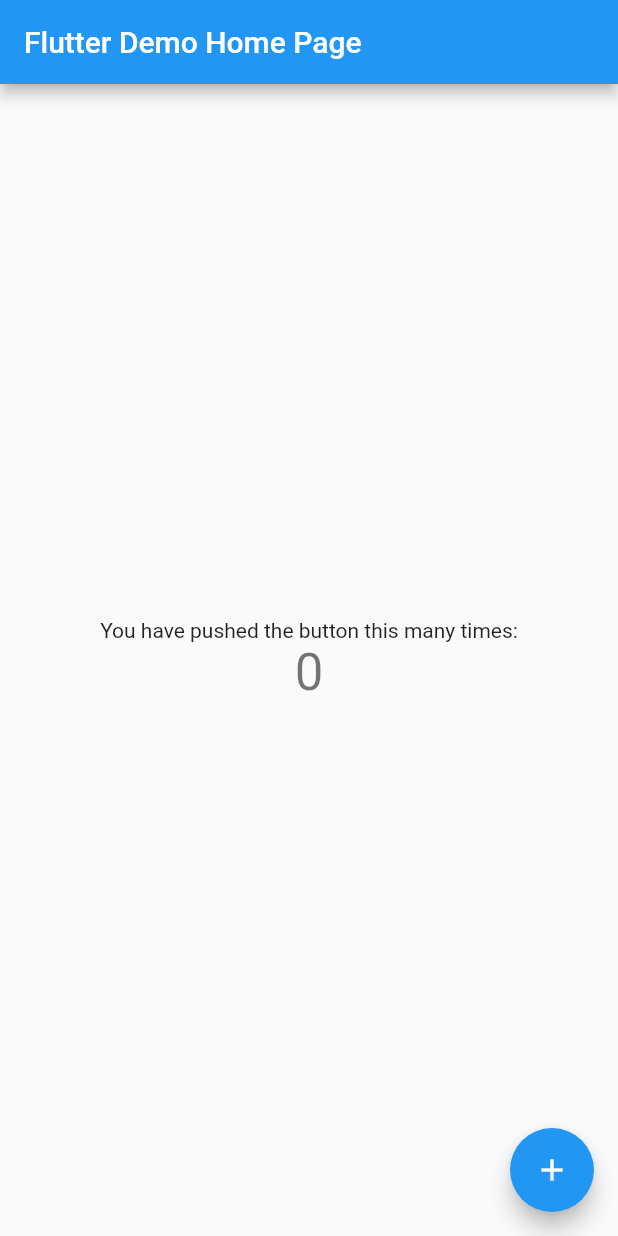
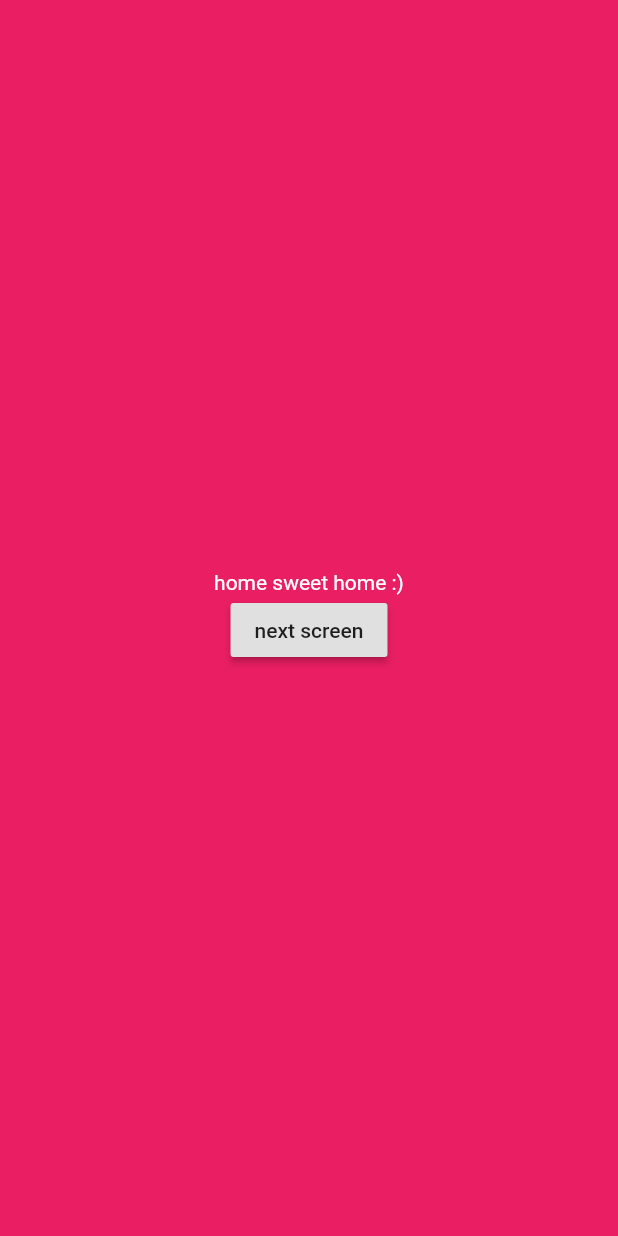
Before and after one commit to PlainSocks/chat_world, a Flutter app: the screen it shows after launch, on a phone screen of 412 x 824 dp. Run offline on Flutter 3.47's test engine with Material 2 defaults, Android fonts, the phone set to English and light mode, and no system bars.

Commit message:
add test screens

```diff
--- a/chatter_world/lib/main.dart
+++ b/chatter_world/lib/main.dart
@@ -1,3 +1,4 @@
+import 'package:chatter_world/screens/home.dart';
 import 'package:flutter/material.dart';
 
 void main() => runApp(MyApp());
@@ -20,7 +21,7 @@ class MyApp extends StatelessWidget {
         // is not restarted.
         primarySwatch: Colors.blue,
       ),
-      home: MyHomePage(title: 'Flutter Demo Home Page'),
+      home: Home(),
     );
   }
 }
--- /dev/null
+++ b/chatter_world/lib/screens/home.dart
@@ -0,0 +1,36 @@
+import 'package:chatter_world/screens/second_screen.dart';
+import 'package:flutter/material.dart';
+
+class Home extends StatelessWidget {
+  @override
+  Widget build(BuildContext context) {
+    return Scaffold(
+      body: Container(
+        width: MediaQuery.of(context).size.width,
+        height: MediaQuery.of(context).size.height,
+        color: Colors.pink,
+        child: Column(
+          mainAxisAlignment: MainAxisAlignment.center,
+          children: <Widget>[
+            Text(
+              'home sweet home :)',
+              style: TextStyle(
+                color: Colors.white,
+              ),
+            ),
+            RaisedButton(
+                child: Text('next screen'),
+                onPressed: () {
+                  Navigator.push(
+                    context,
+                    MaterialPageRoute(
+                      builder: (context) => SecondScreen(),
+                    ),
+                  );
+                }),
+          ],
+        ),
+      ),
+    );
+  }
+}
```
Also changed, not shown: chatter_world/lib/screens/second_screen.dart (added, +14 -0 lines).
